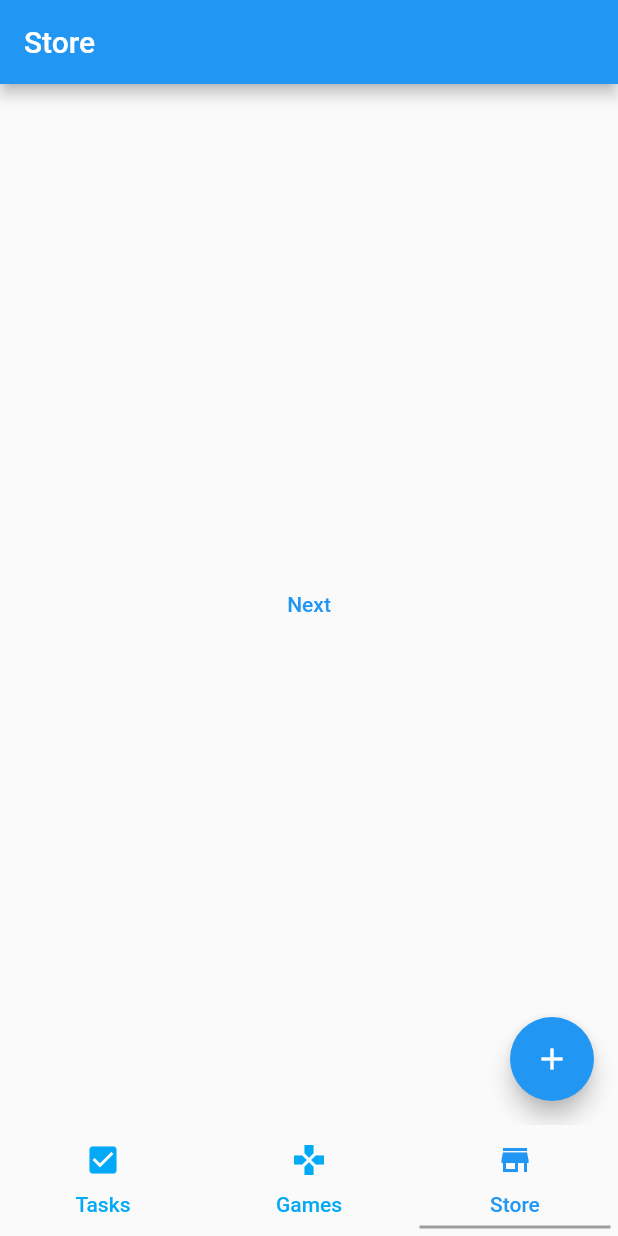
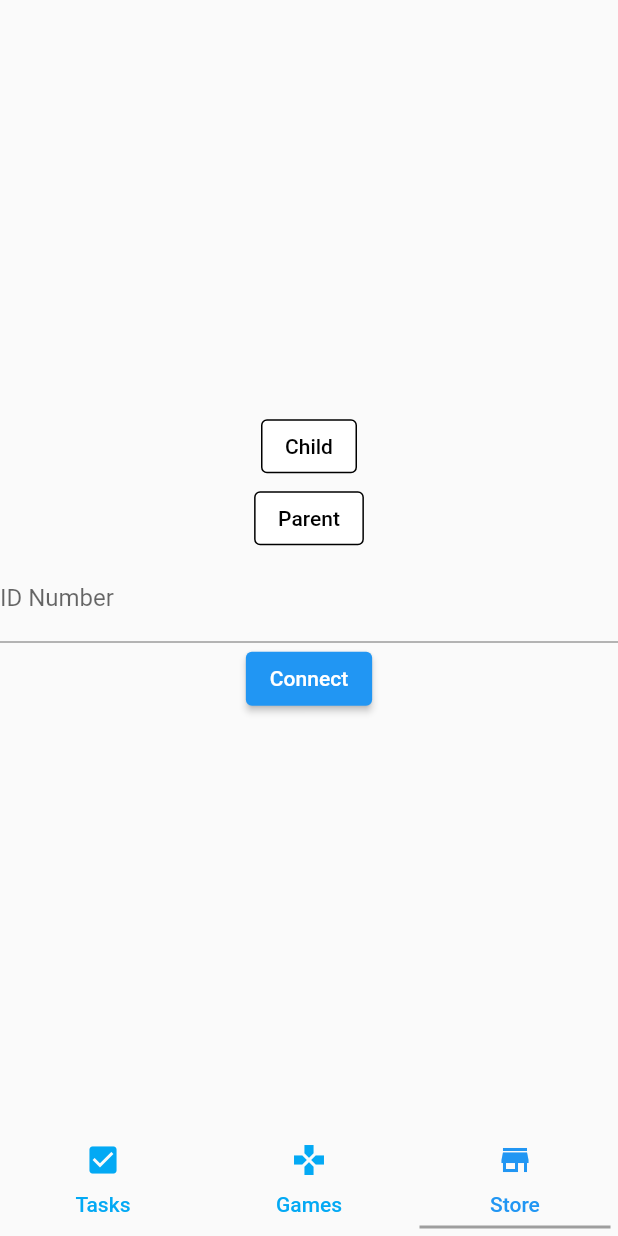
Before and after one commit to michal-mano/cshack, a Flutter app: the screen it shows after launch, item 3 of the bottom bar chosen, on a phone screen of 412 x 824 dp. Run offline on Flutter 3.47's test engine with Material 2 defaults, Android fonts, the phone set to English and light mode, and no system bars; our stand-ins replace firebase_core, firebase_database; accounts and stored records are empty.

Commit message:
login page

```diff
--- a/lib/PersistentTabBar.dart
+++ b/lib/PersistentTabBar.dart
@@ -1,7 +1,9 @@
+import 'package:cshack/loginPage.dart';
 import 'package:cshack/tasks.dart';
 import 'package:flutter/material.dart';
 import './game/flappyMain.dart';
 import 'gamelibrary.dart';
+import 'loginPage.dart';
 
 class PersistentTabBar extends StatelessWidget {
   const PersistentTabBar({super.key});
@@ -27,7 +29,7 @@ class PersistentTabBar extends StatelessWidget {
           children: [
             TaskPage(title: "Tasks"),
             GamesPage(title: "Games"),
-            TaskPage(title: "Store")
+            LoginPage(title: "Login")
           ],
         ),
       ),
--- /dev/null
+++ b/lib/loginPage.dart
@@ -0,0 +1,78 @@
+import 'package:flutter/material.dart';
+import 'database_manager.dart';
+
+
+class LoginPage extends StatefulWidget {
+  const LoginPage({super.key, required this.title});
+
+  final String title;
+
+  @override
+  State<LoginPage> createState() => _LoginPageState();
+}
+
+class _LoginPageState extends State<LoginPage> {
+  @override
+  Widget build(BuildContext context) {
+    return Scaffold(
+      body: Column(
+        mainAxisAlignment: MainAxisAlignment.center,
+        children: [
+          const Center(
+            child: ParentOrChild(),
+          ),
+          TextFormField(
+            decoration: const InputDecoration(
+              labelText: 'ID Number',
+            ),
+            onSaved: (String? value) {},
+          ),
+          ElevatedButton(
+              child: const Text('Connect'),
+              onPressed: () {
+              }, //SEND TO DATABASE
+              )
+        ]
+      )
+    );
+}}
+class ParentOrChild extends StatefulWidget {
+  const ParentOrChild({super.key});
+  @override
+  State<ParentOrChild> createState() => _ParentOrChildState();
+}
+
+class _ParentOrChildState extends State<ParentOrChild> {
+  int value = 0;
+  Widget CustomRadioButton(String text, int index) {
+    return OutlinedButton(
+      onPressed:() {
+        setState(() {
+          value = index;
+        });
+
+      },
+      style: OutlinedButton.styleFrom(
+          side: BorderSide(
+          color: (value == index) ? Colors.blue : Colors.black,
+          ),
+        backgroundColor: (value == index) ? Colors.lightBlue: Colors.white,
+        ),
+      child: Text(
+        text,
+        style: TextStyle(
+          color: (value == index) ? Colors.white : Colors.black,
+        ),
+      ),
+      );
+  }
+  @override
+  Widget build(BuildContext context) {
+    return Column(
+      children: <Widget>[
+        CustomRadioButton("Child", 1),
+        CustomRadioButton("Parent", 2)
+      ],
+    );
+  }
+}
--- a/lib/main.dart
+++ b/lib/main.dart
@@ -2,6 +2,7 @@ import 'package:flutter/material.dart';
 import 'PersistentTabBar.dart';
 import 'tasks.dart';
 import './game/flappyMain.dart';
+import 'database_manager.dart';
 void main() {
   runApp(const MyApp());
 }
--- a/lib/tasks.dart
+++ b/lib/tasks.dart
@@ -1,4 +1,5 @@
 import 'package:flutter/material.dart';
+
 
 class TaskPage extends StatefulWidget {
   const TaskPage({super.key, required this.title});
```
